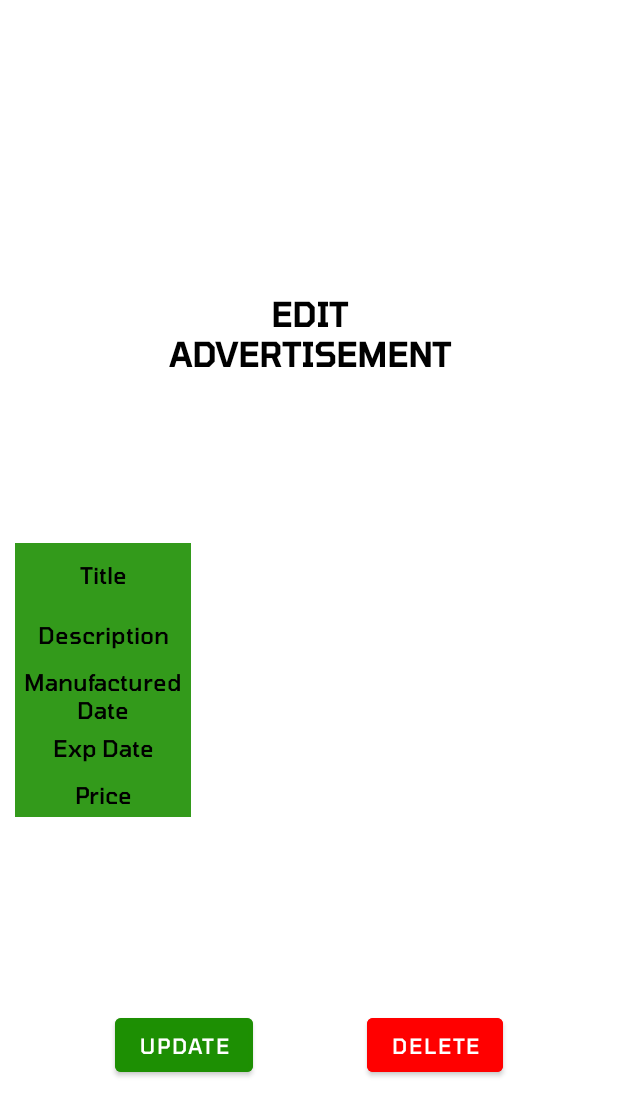
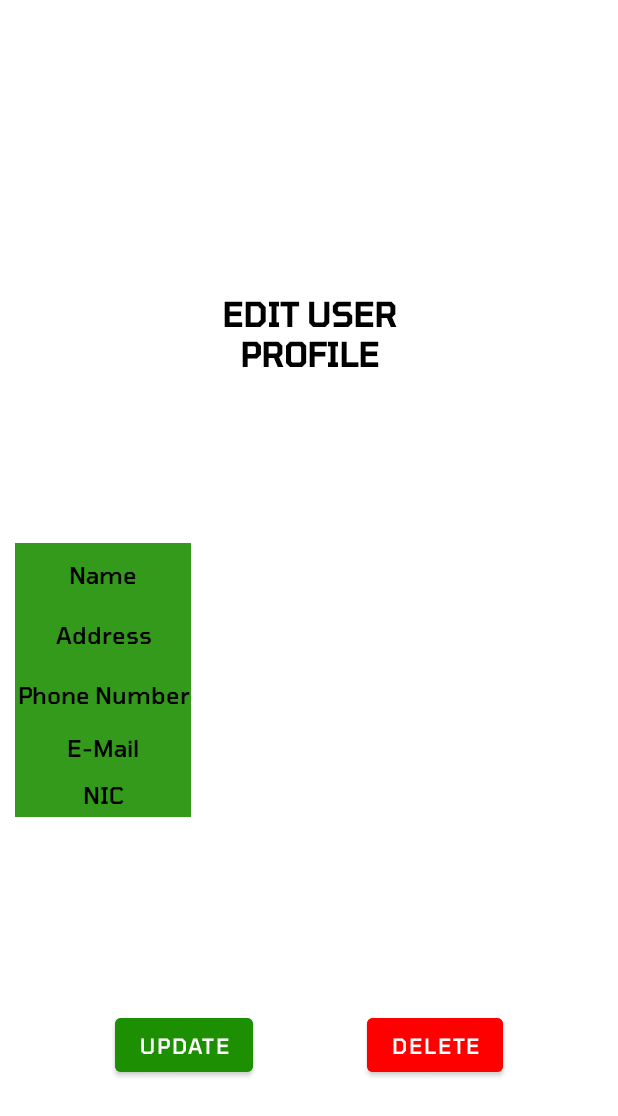
Before and after one commit to HasiraSubhath/UserProfile, an Android app: the AdsDetailsActivity screen opened directly, with no data from a screen before it, on a phone screen of 412 x 824 dp. Shown: the top 1116 px of the screen. Run offline under Robolectric (Android 15) with nearby library versions, the phone set to English and light mode, and no system bars; our stand-ins replace Firebase (no records; nobody signed in at launch, a user with empty details on screens opened directly).

Commit message:
feat:added user profile uis

```diff
--- a/app/src/main/res/layout/activity_ads_details.xml
+++ b/app/src/main/res/layout/activity_ads_details.xml
@@ -39,7 +39,7 @@
         android:layout_marginTop="126dp"
         android:fontFamily="@font/tomorrow_medium"
         android:gravity="center"
-        android:text="Edit Advertisement"
+        android:text="Edit User profile"
         android:textAllCaps="true"
         android:textColor="@color/black"
         android:textSize="22sp"
@@ -133,7 +133,7 @@
                     android:layout_height="wrap_content"
                     android:layout_gravity="center"
                     android:gravity="center"
-                    android:text="Title"
+                    android:text="Name"
                     android:fontFamily="@font/tomorrow_medium"
                     android:textColor="@color/black"
                     android:textSize="15sp" />
@@ -184,7 +184,7 @@
                     android:layout_height="wrap_content"
                     android:layout_gravity="center"
                     android:gravity="center"
-                    android:text="Description"
+                    android:text="Address"
                     android:fontFamily="@font/tomorrow_medium"
                     android:textColor="@color/black"
                     android:textSize="15sp"
@@ -239,7 +239,7 @@
                     android:layout_height="wrap_content"
                     android:layout_gravity="center"
                     android:gravity="center"
-                    android:text="Manufactured Date"
+                    android:text="Phone Number"
                     android:fontFamily="@font/tomorrow_medium"
                     android:textColor="@color/black"
                     android:textSize="15sp"
@@ -293,7 +293,7 @@
                     android:layout_height="wrap_content"
                     android:layout_gravity="center"
                     android:gravity="center"
-                    android:text="Exp Date"
+                    android:text="E-Mail"
                     android:fontFamily="@font/tomorrow_medium"
                     android:textColor="@color/black"
                     android:textSize="15sp"
@@ -347,7 +347,7 @@
                     android:layout_height="wrap_content"
                     android:layout_gravity="center"
                     android:gravity="center"
-                    android:text="Price"
+                    android:text="NIC"
                     android:fontFamily="@font/tomorrow_medium"
                     android:textColor="@color/black"
                     android:textSize="15sp"
--- a/app/src/main/res/layout/activity_ads_main.xml
+++ b/app/src/main/res/layout/activity_ads_main.xml
@@ -13,7 +13,7 @@
         android:layout_marginTop="204dp"
         android:fontFamily="@font/tomorrow_medium"
         android:gravity="center"
-        android:text="Advertisements"
+        android:text="USer profiles"
         android:textAllCaps="true"
         android:textColor="@color/black"
         android:textSize="28sp"
@@ -33,7 +33,7 @@
         app:layout_constraintStart_toStartOf="parent"
         app:layout_constraintTop_toTopOf="parent"
         app:layout_constraintVertical_bias="0.5"
-        app:srcCompat="@drawable/ads" />
+        app:srcCompat="@drawable/account" />
 
     <Button
         android:id="@+id/btnInsertData"
```
Also changed, not shown: app/src/main/res/layout/activity_ads_insertion.xml (+6 -6 lines), app/src/main/res/layout/update_ads_dialog.xml (+6 -7 lines), app/src/main/res/drawable-xxhdpi/account.png (added), 1 other file.
